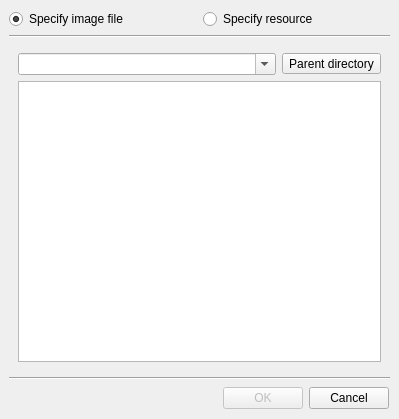
First picture: the form in tools/designer/src/lib/shared/findicondialog.ui, repository Fat-Zer/qt4-historical, before the edit.
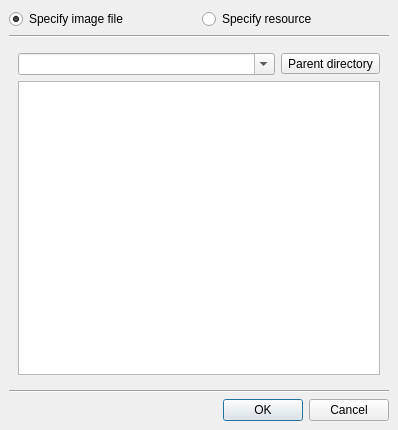
Second picture: the form after the edit. Icons and pictures are not drawn.

What changed in the file:
```diff
--- a/tools/designer/src/lib/shared/findicondialog.ui
+++ b/tools/designer/src/lib/shared/findicondialog.ui
@@ -29,8 +29,8 @@
    <rect>
     <x>0</x>
     <y>0</y>
-    <width>399</width>
-    <height>419</height>
+    <width>398</width>
+    <height>430</height>
    </rect>
   </property>
   <property name="windowTitle" >
@@ -146,47 +146,14 @@
     </widget>
    </item>
    <item>
-    <layout class="QHBoxLayout" >
-     <property name="margin" >
-      <number>1</number>
+    <widget class="QDialogButtonBox" name="buttonBox" >
+     <property name="orientation" >
+      <enum>Qt::Horizontal</enum>
      </property>
-     <property name="spacing" >
-      <number>6</number>
+     <property name="standardButtons" >
+      <set>QDialogButtonBox::Cancel|QDialogButtonBox::NoButton|QDialogButtonBox::Ok</set>
      </property>
-     <item>
-      <spacer>
-       <property name="orientation" >
-        <enum>Qt::Horizontal</enum>
-       </property>
-       <property name="sizeHint" >
-        <size>
-         <width>40</width>
-         <height>20</height>
-        </size>
-       </property>
-      </spacer>
-     </item>
-     <item>
-      <widget class="QPushButton" name="m_ok_button" >
-       <property name="enabled" >
-        <bool>false</bool>
-       </property>
-       <property name="text" >
-        <string>OK</string>
-       </property>
-       <property name="default" >
-        <bool>true</bool>
-       </property>
-      </widget>
-     </item>
-     <item>
-      <widget class="QPushButton" name="m_cancel_button" >
-       <property name="text" >
-        <string>Cancel</string>
-       </property>
-      </widget>
-     </item>
-    </layout>
+    </widget>
    </item>
   </layout>
  </widget>
```
Left out of the diff: 44 changed lines with no effect on the pictures.
